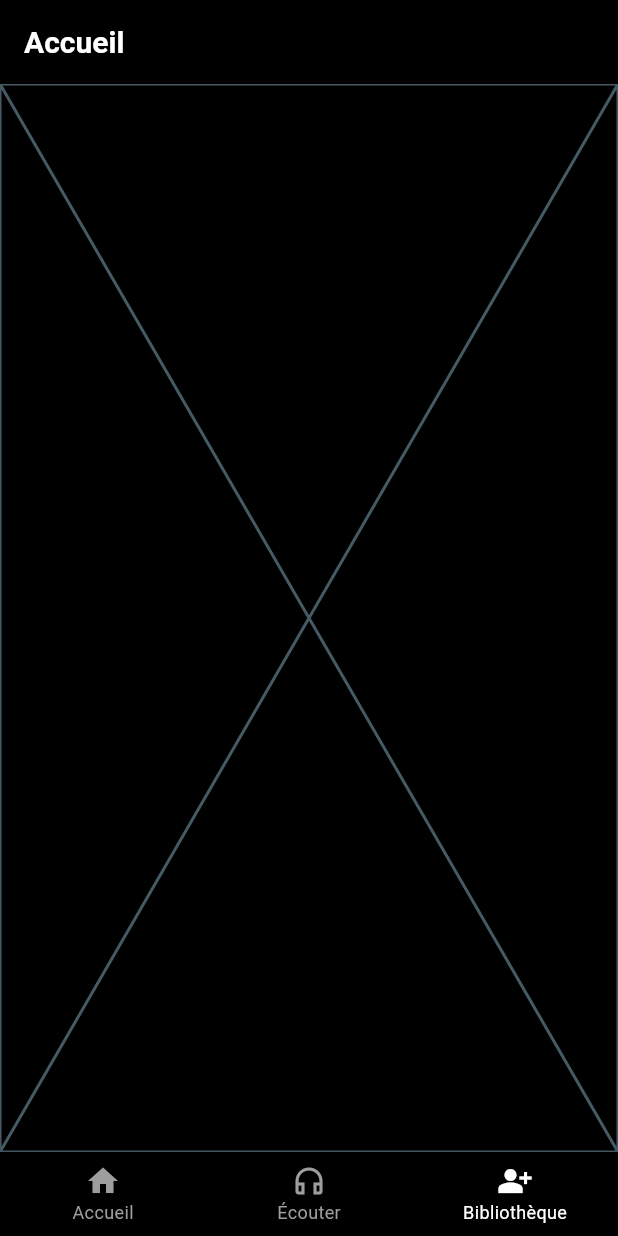
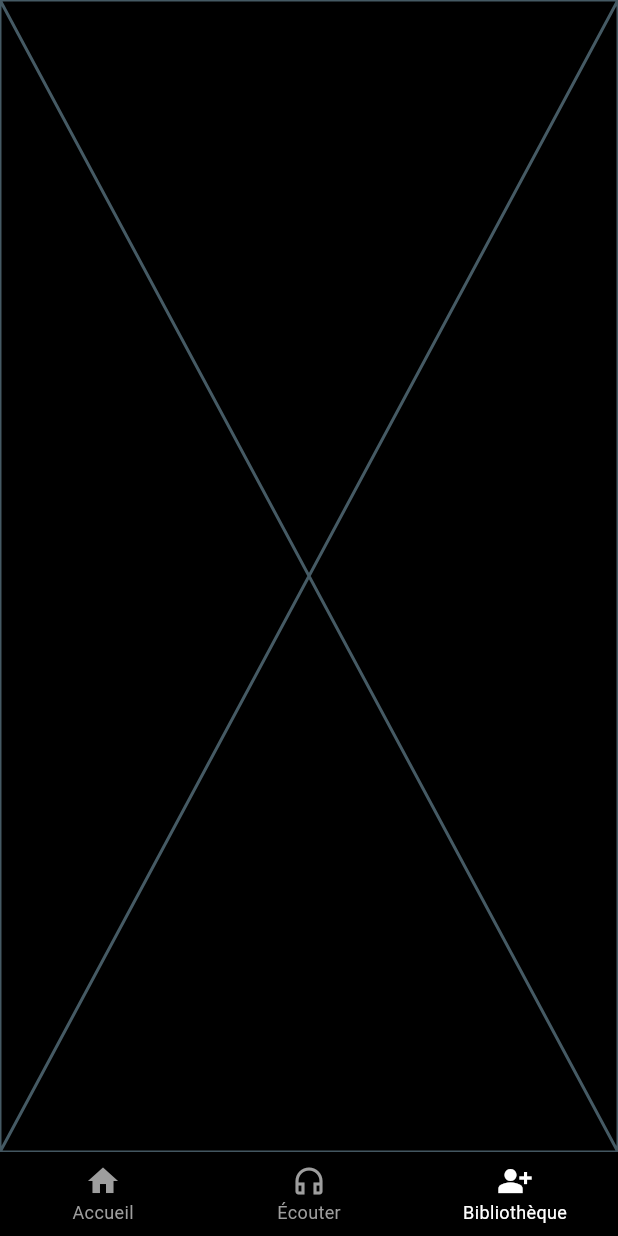
Before and after one commit to JulesNyom/Saga, a Flutter app: the screen it shows after launch, item 3 of the bottom bar chosen, on a phone screen of 412 x 824 dp. Run offline on Flutter 3.47's test engine with Material 3 defaults, Android fonts, the phone set to English and light mode, and no system bars.

Commit message:
Modified the appbar

```diff
--- a/saga/lib/screens/tab_manager.dart
+++ b/saga/lib/screens/tab_manager.dart
@@ -23,15 +23,6 @@ class _HomepageState extends State<Homepage> {
   Widget build(BuildContext context) {
     return Scaffold(
       backgroundColor: Colors.black,
-      appBar: AppBar(
-        backgroundColor: Colors.black,
-        title: const Text('Accueil'),
-        titleTextStyle: const TextStyle(
-          color: Colors.white,
-          fontSize: 20,
-          fontWeight: FontWeight.bold,
-        ),
-      ),
       body: AnimatedSwitcher(
         duration: const Duration(milliseconds: 300),
         child: _screens[_currentIndex],
--- a/saga/lib/screens/tab_screens/listen.dart
+++ b/saga/lib/screens/tab_screens/listen.dart
@@ -7,6 +7,7 @@ class Listen extends StatelessWidget {
   Widget build(BuildContext context) {
     return const Scaffold(
       backgroundColor: Colors.black,
+
     );
   }
 }
```
Also changed, not shown: saga/lib/screens/tab_screens/home.dart (+8 -0 lines).
